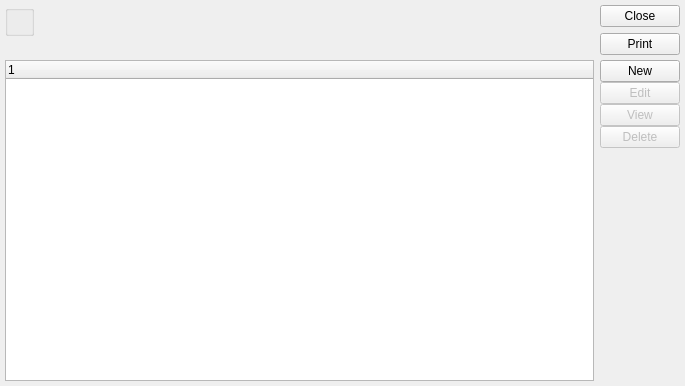
Old version of the form xtuple/trunk/guiclient/opportunityList.ui in the repository WooodHead/xtuple.
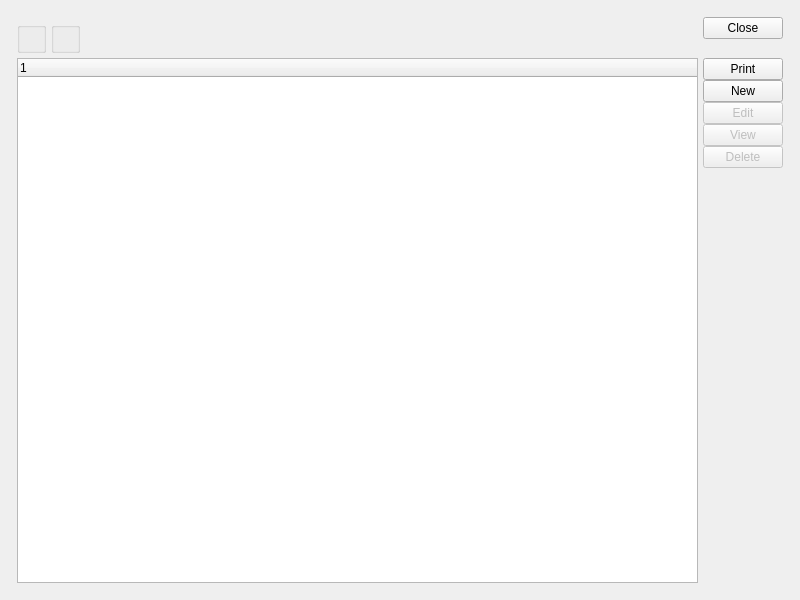
New version of the form. Custom widgets are drawn as their Qt base class.

```diff
--- a/xtuple/trunk/guiclient/opportunityList.ui
+++ b/xtuple/trunk/guiclient/opportunityList.ui
@@ -13,89 +13,51 @@
    <rect>
     <x>0</x>
     <y>0</y>
-    <width>685</width>
-    <height>386</height>
+    <width>800</width>
+    <height>600</height>
    </rect>
   </property>
   <property name="windowTitle" >
    <string>Opportunity List</string>
   </property>
-   <layout class="QVBoxLayout" >
-    <item>
-     <layout class="QHBoxLayout" >
+  <layout class="QGridLayout" name="gridLayout_4" >
+   <item row="0" column="0" >
+    <layout class="QGridLayout" name="gridLayout_3" >
       <property name="margin" >
-       <number>0</number>
-      </property>
-      <property name="spacing" >
-       <number>6</number>
-      </property>
+      <number>12</number>
+     </property>
+     <item row="0" column="0" >
+      <layout class="QHBoxLayout" name="horizontalLayout" >
       <item>
-       <layout class="QHBoxLayout" >
-        <property name="margin" >
-         <number>0</number>
-        </property>
-        <property name="spacing" >
-         <number>6</number>
-        </property>
-        <item>
-         <layout class="QVBoxLayout" >
-          <property name="margin" >
-           <number>0</number>
-          </property>
-          <property name="spacing" >
-           <number>5</number>
-          </property>
-          <item>
+        <layout class="QGridLayout" name="gridLayout_2" >
+         <item row="0" column="0" >
+          <widget class="CRMAcctCluster" name="_crmAccount" />
+         </item>
+         <item row="1" column="0" >
            <widget class="ParameterGroup" name="_usr" >
             <property name="focusPolicy" >
              <enum>Qt::StrongFocus</enum>
             </property>
-           </widget>
-          </item>
-          <item>
-           <spacer>
-            <property name="orientation" >
-             <enum>Qt::Vertical</enum>
-            </property>
-            <property name="sizeHint" >
-             <size>
-              <width>20</width>
-              <height>0</height>
-             </size>
-            </property>
-           </spacer>
-          </item>
-         </layout>
-        </item>
-        <item>
-         <layout class="QVBoxLayout" >
-          <property name="margin" >
-           <number>0</number>
-          </property>
-          <property name="spacing" >
-           <number>5</number>
-          </property>
-          <item>
+           <property name="fixedSize" >
+            <bool>false</bool>
+           </property>
+          </widget>
+         </item>
+         <item row="1" column="1" >
+          <widget class="QGroupBox" name="_dates" >
+           <property name="title" >
+            <string/>
+           </property>
+           <layout class="QGridLayout" name="gridLayout" >
+            <item row="0" column="0" >
            <widget class="DateCluster" name="_targetDates" >
             <property name="focusPolicy" >
              <enum>Qt::StrongFocus</enum>
             </property>
            </widget>
           </item>
-          <item>
-           <spacer>
-            <property name="orientation" >
-             <enum>Qt::Vertical</enum>
-            </property>
-            <property name="sizeHint" >
-             <size>
-              <width>20</width>
-              <height>0</height>
-             </size>
-            </property>
-           </spacer>
-          </item>
-         </layout>
+           </layout>
+          </widget>
         </item>
        </layout>
       </item>
@@ -104,21 +66,18 @@
         <property name="orientation" >
          <enum>Qt::Horizontal</enum>
         </property>
-        <property name="sizeHint" >
+         <property name="sizeHint" stdset="0" >
          <size>
-          <width>40</width>
-          <height>20</height>
+           <width>48</width>
+           <height>0</height>
          </size>
         </property>
        </spacer>
       </item>
       <item>
        <layout class="QVBoxLayout" >
-        <property name="margin" >
-         <number>0</number>
-        </property>
         <property name="spacing" >
-         <number>6</number>
+          <number>0</number>
         </property>
         <item>
          <widget class="QPushButton" name="_close" >
@@ -127,19 +86,12 @@
           </property>
          </widget>
         </item>
-        <item>
-         <widget class="QPushButton" name="_print" >
-          <property name="text" >
-           <string>Print</string>
-          </property>
-         </widget>
-        </item>
         <item>
          <spacer>
           <property name="orientation" >
            <enum>Qt::Vertical</enum>
           </property>
-          <property name="sizeHint" >
+           <property name="sizeHint" stdset="0" >
            <size>
             <width>20</width>
             <height>0</height>
@@ -151,12 +103,10 @@
       </item>
      </layout>
     </item>
-    <item>
+     <item row="1" column="0" >
      <widget class="QFrame" name="frame" >
       <property name="sizePolicy" >
-       <sizepolicy>
-        <hsizetype>5</hsizetype>
-        <vsizetype>7</vsizetype>
+        <sizepolicy vsizetype="Expanding" hsizetype="Preferred" >
         <horstretch>0</horstretch>
         <verstretch>1</verstretch>
        </sizepolicy>
@@ -171,15 +121,10 @@
        <property name="margin" >
         <number>0</number>
        </property>
-       <property name="spacing" >
-        <number>6</number>
-       </property>
        <item>
         <widget class="XTreeWidget" name="_list" >
          <property name="sizePolicy" >
-          <sizepolicy>
-           <hsizetype>7</hsizetype>
-           <vsizetype>7</vsizetype>
+           <sizepolicy vsizetype="Expanding" hsizetype="Expanding" >
            <horstretch>0</horstretch>
            <verstretch>1</verstretch>
           </sizepolicy>
@@ -188,12 +133,16 @@
        </item>
        <item>
         <layout class="QVBoxLayout" >
-         <property name="margin" >
-          <number>0</number>
-         </property>
          <property name="spacing" >
           <number>0</number>
          </property>
+          <item>
+           <widget class="QPushButton" name="_print" >
+            <property name="text" >
+             <string>Print</string>
+            </property>
+           </widget>
+          </item>
          <item>
           <widget class="QPushButton" name="_new" >
            <property name="text" >
@@ -236,7 +185,7 @@
            <property name="orientation" >
             <enum>Qt::Vertical</enum>
            </property>
-           <property name="sizeHint" >
+            <property name="sizeHint" stdset="0" >
             <size>
              <width>20</width>
              <height>40</height>
@@ -250,24 +199,31 @@
      </widget>
     </item>
    </layout>
+   </item>
+  </layout>
  </widget>
  <layoutdefault spacing="5" margin="5" />
  <customwidgets>
+  <customwidget>
+   <class>CRMAcctCluster</class>
+   <extends>QWidget</extends>
+   <header>crmacctcluster.h</header>
+  </customwidget>
   <customwidget>
    <class>DateCluster</class>
    <extends>QWidget</extends>
    <header>datecluster.h</header>
   </customwidget>
-  <customwidget>
-   <class>XTreeWidget</class>
-   <extends>QTreeWidget</extends>
-   <header>xtreewidget.h</header>
-  </customwidget>
   <customwidget>
    <class>ParameterGroup</class>
    <extends>QGroupBox</extends>
    <header>parametergroup.h</header>
   </customwidget>
+  <customwidget>
+   <class>XTreeWidget</class>
+   <extends>QTreeWidget</extends>
+   <header>xtreewidget.h</header>
+  </customwidget>
  </customwidgets>
  <tabstops>
   <tabstop>_usr</tabstop>
```
Left out of the diff: 21 changed lines with no effect on the pictures. Lines whose indentation alone changed are shown as unchanged.
